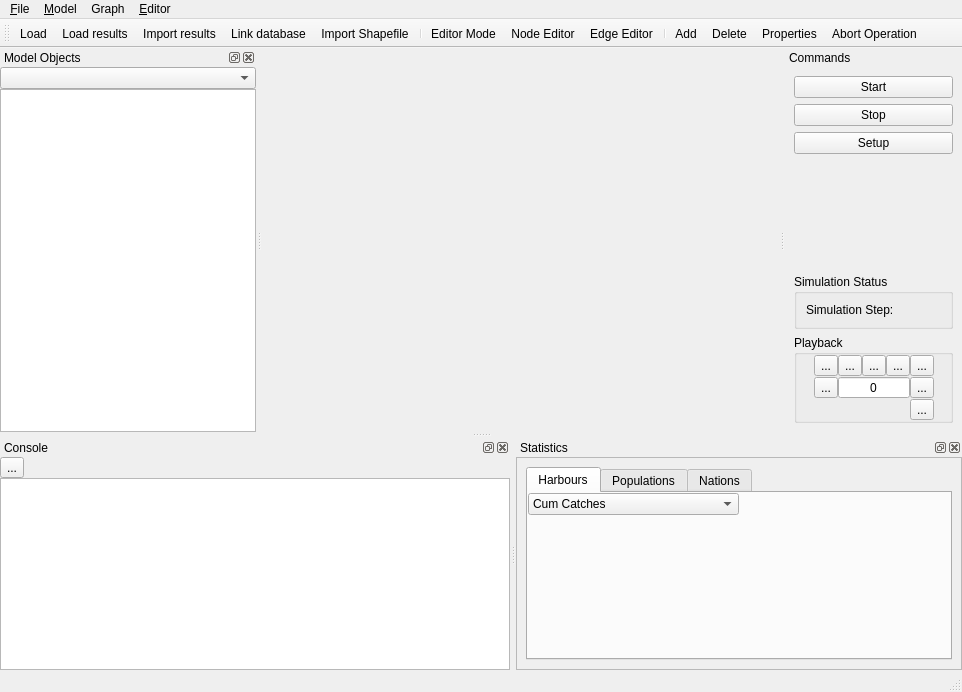
The window that qtgui/mainwindow.ui (frabas/DISPLACE_GUI) describes before a commit, drawn with Qt 5.
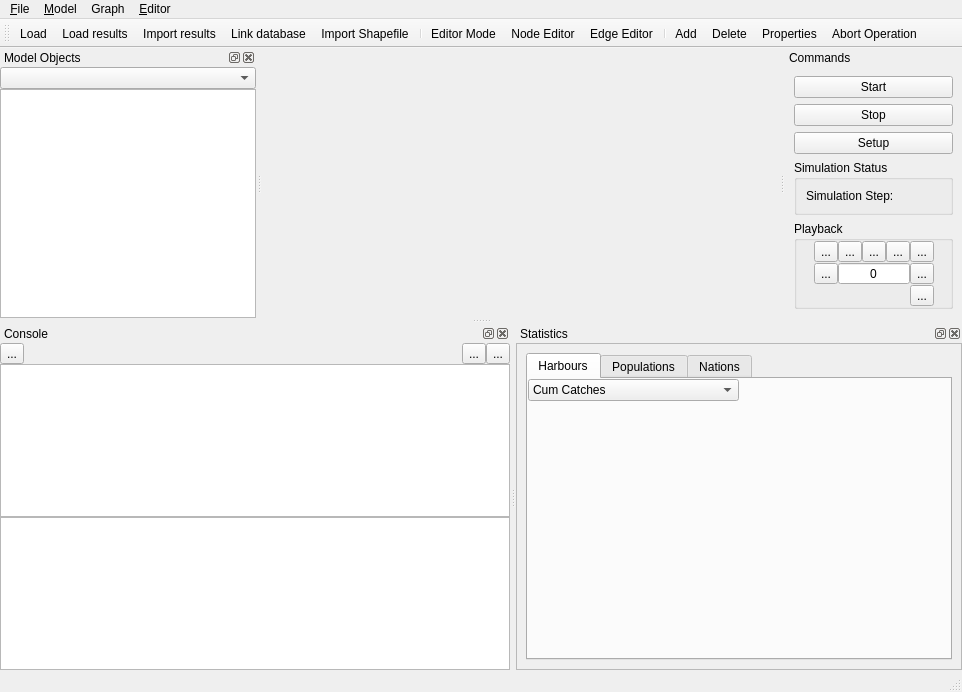
The same window after the commit. Icons and pictures are not drawn. Custom widgets are drawn as their Qt base class.

Commit message: Profiler report from gui

What changed in the file:
```diff
--- a/qtgui/mainwindow.ui
+++ b/qtgui/mainwindow.ui
@@ -201,11 +201,39 @@
          </property>
         </spacer>
        </item>
+       <item>
+        <widget class="QToolButton" name="cmdProfileEnable">
+         <property name="text">
+          <string>...</string>
+         </property>
+         <property name="icon">
+          <iconset resource="qtgui.qrc">
+           <normaloff>:/icons/timer.png</normaloff>:/icons/timer.png</iconset>
+         </property>
+         <property name="checkable">
+          <bool>true</bool>
+         </property>
+        </widget>
+       </item>
+       <item>
+        <widget class="QToolButton" name="cmdProfileSave">
+         <property name="text">
+          <string>...</string>
+         </property>
+         <property name="icon">
+          <iconset resource="qtgui.qrc">
+           <normaloff>:/icons/save.png</normaloff>:/icons/save.png</iconset>
+         </property>
+        </widget>
+       </item>
       </layout>
      </item>
      <item>
       <widget class="QPlainTextEdit" name="console"/>
      </item>
+     <item>
+      <widget class="QPlainTextEdit" name="profilingOutput"/>
+     </item>
     </layout>
    </widget>
   </widget>
```
The commit also changes 7 other files.
